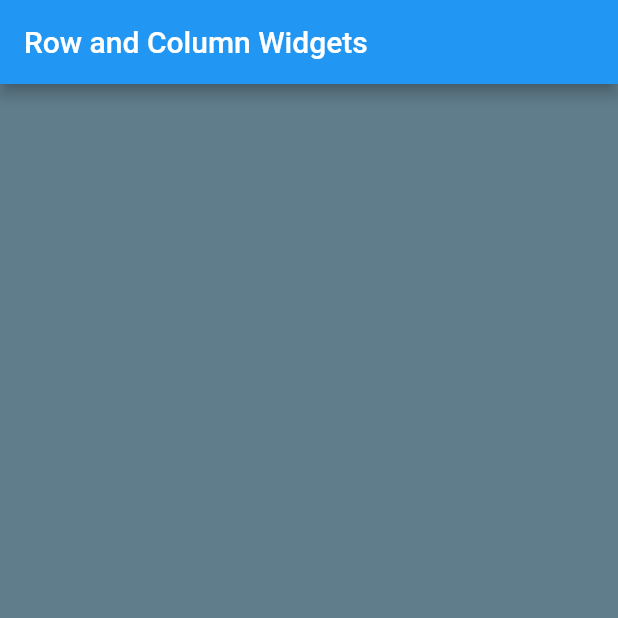
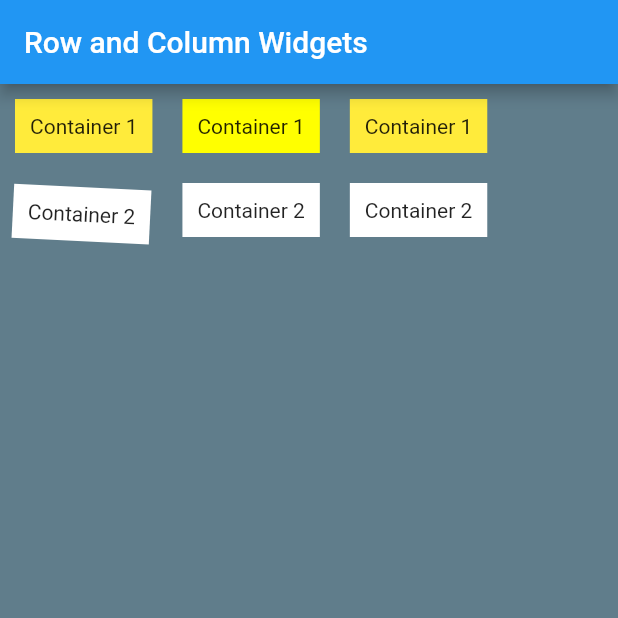
Before and after one commit to rbourque7/FlutterApp01_Riley_Bourque, a Flutter app: the screen it shows after launch, on a phone screen of 412 x 824 dp, the top half of it. Run offline on Flutter 3.47's test engine with Material 2 defaults, Android fonts, the phone set to English and light mode, and no system bars.

Commit message:
containers

```diff
--- a/lib/main.dart
+++ b/lib/main.dart
@@ -1,16 +1,80 @@
 import 'package:flutter/material.dart';
 
-void main() {
-  runApp(MyApp());
-}
+void main() => runApp(MyApp());
+
 class MyApp extends StatelessWidget {
- build(context) {
+  @override
+ Widget build(BuildContext context) {
    return MaterialApp(
      home: Scaffold(
        backgroundColor: Colors.blueGrey,
        appBar: AppBar(
          title: Text('Row and Column Widgets'),
          ),
+         body: Row(
+           children: [
+             Column(
+               children: [
+                 Container(
+	                child: Text('Container 1'),
+	                decoration: BoxDecoration(
+		                color: Colors.yellow,
+                	),
+	                margin: EdgeInsets.all(10.0),
+	                padding: EdgeInsets.all(10.0)
+                ),
+                  Container(
+	                child: Text('Container 2'),
+	                decoration: BoxDecoration(
+		                color: Colors.white,
+                	),
+	                margin: EdgeInsets.all(10.0),
+	                padding: EdgeInsets.all(10.0),
+                  transform: Matrix4.rotationZ(0.05),
+                ),
+               ],
+              ),
+             Column(
+               children: [
+                 Container(
+	                child: Text('Container 1'),
+	                decoration: BoxDecoration(
+		                color: Colors.yellowAccent,
+                	),
+	                margin: EdgeInsets.all(10.0),
+	                padding: EdgeInsets.all(10.0)
+                ),
+                  Container(
+	                child: Text('Container 2'),
+	                decoration: BoxDecoration(
+		                color: Colors.white,
+                	),
+	                margin: EdgeInsets.all(10.0),
+	                padding: EdgeInsets.all(10.0),
+                ),
+
+               ],),
+             Column(
+               children: [
+                 Container(
+	                child: Text('Container 1'),
+	                decoration: BoxDecoration(
+		                color: Colors.yellow,
+                	),
+	                margin: EdgeInsets.all(10.0),
+	                padding: EdgeInsets.all(10.0)
+                ),
+                  Container(
+	                child: Text('Container 2'),
+	                decoration: BoxDecoration(
+		                color: Colors.white,
+                	),
+	                margin: EdgeInsets.all(10.0),
+	                padding: EdgeInsets.all(10.0),
+                ),
+               ],)
+           ],
+         )
        ),
      );
    }
```
